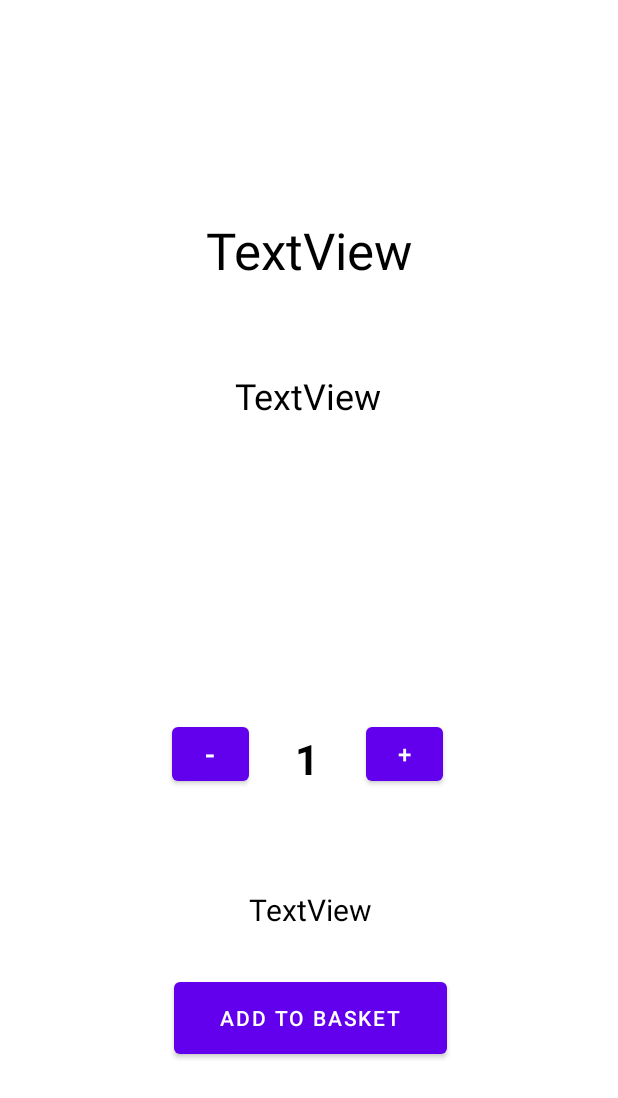
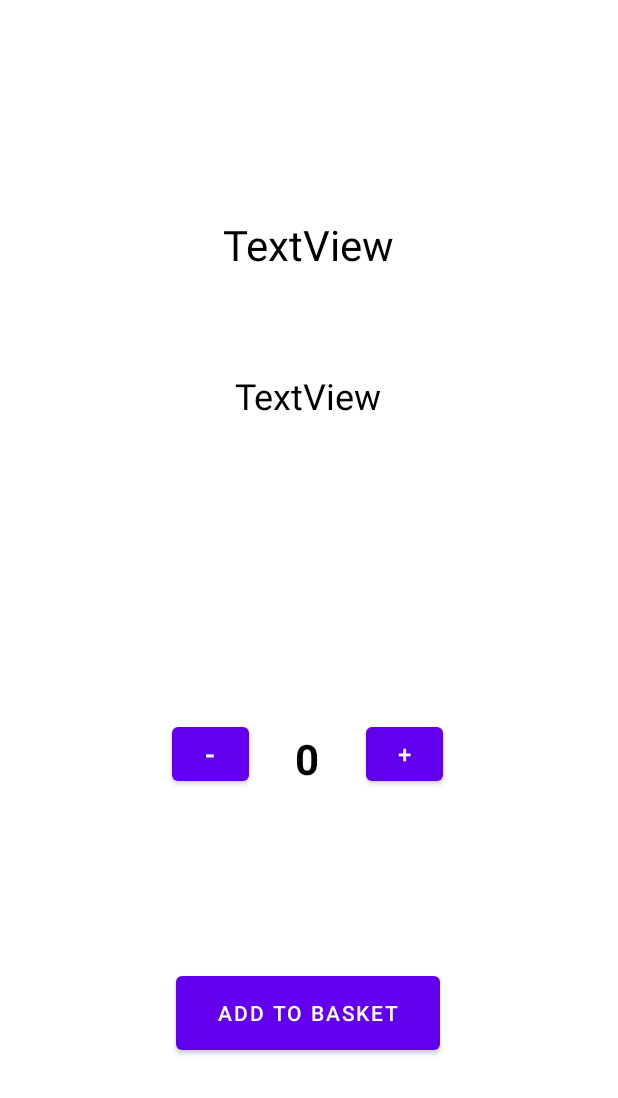
Before and after one commit to keremersu35/CurrencyApplication, an Android app: the layout activity_currency_detail.xml on its own in the app's theme, with its tools: preview values and no code run, on a phone screen of 412 x 824 dp. Shown: the top 1098 px of the screen. Run offline under Robolectric (Android 15) with nearby library versions, the phone set to English and light mode, and no system bars.

Commit message:
currency detail page added

```diff
--- a/app/src/main/AndroidManifest.xml
+++ b/app/src/main/AndroidManifest.xml
@@ -16,7 +16,7 @@
         android:theme="@style/Theme.CurrencyApplication"
         tools:targetApi="31">
         <activity
-            android:name=".CurrencyDetailActivity"
+            android:name=".View.CurrencyDetailActivity"
             android:exported="false" />
         <activity
             android:name=".View.MetalsActivity"
--- a/app/src/main/res/layout/activity_currency_detail.xml
+++ b/app/src/main/res/layout/activity_currency_detail.xml
@@ -32,7 +32,7 @@
         android:text="TextView"
         android:textAlignment="center"
         android:textColor="#000000"
-        android:textSize="34sp"
+        android:textSize="28sp"
         app:layout_constraintBottom_toTopOf="@+id/currencyPerPrice"
         app:layout_constraintEnd_toEndOf="parent"
         app:layout_constraintHorizontal_bias="0.0"
@@ -77,7 +77,7 @@
         android:layout_width="58dp"
         android:layout_height="41dp"
         android:layout_marginTop="180dp"
-        android:text="1"
+        android:text="0"
         android:textAlignment="center"
         android:textColor="#000000"
         android:textSize="28sp"
@@ -91,26 +91,26 @@
 
     <Button
         android:id="@+id/addToBasketButton"
-        android:layout_width="182dp"
-        android:layout_height="60dp"
+        android:layout_width="176dp"
+        android:layout_height="61dp"
         android:layout_marginStart="115dp"
-        android:layout_marginEnd="114dp"
+        android:layout_marginEnd="115dp"
         android:text="Add to Basket"
         app:layout_constraintBottom_toBottomOf="parent"
         app:layout_constraintEnd_toEndOf="parent"
-        app:layout_constraintHorizontal_bias="1.0"
+        app:layout_constraintHorizontal_bias="0.4"
         app:layout_constraintStart_toStartOf="parent"
         app:layout_constraintTop_toBottomOf="@+id/lastPrice"
-        app:layout_constraintVertical_bias="0.133" />
+        app:layout_constraintVertical_bias="0.118" />
 
     <TextView
         android:id="@+id/lastPrice"
         android:layout_width="183dp"
-        android:layout_height="38dp"
+        android:layout_height="wrap_content"
         android:layout_marginStart="115dp"
         android:layout_marginEnd="114dp"
         android:layout_marginBottom="180dp"
-        android:text="TextView"
+        android:text=""
         android:textAlignment="center"
         android:textColor="#000000"
         android:textSize="20sp"
```
Also changed, not shown: app/src/main/java/com/example/currencyapplication/Model/Basket.java (added, +14 -0 lines), app/src/main/java/com/example/currencyapplication/View/CurrencyDetailActivity.java (+41 -2 lines), app/src/main/java/com/example/currencyapplication/View/MainActivity.java (+22 -0 lines).
